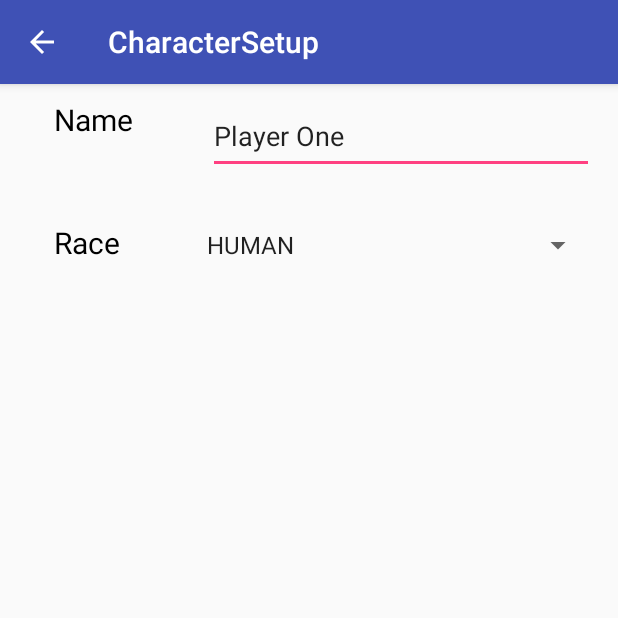
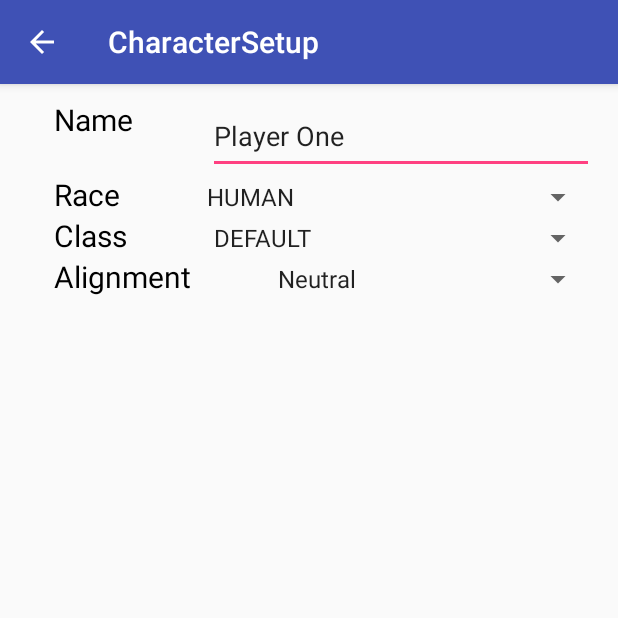
Before and after one commit to mueller04/DroidEverCraft, an Android app: the screen it shows after launch (CharacterSetup), after a tap on "PLAYER 1 ADVANCED SETUP", on a phone screen of 412 x 824 dp, the top half of it. Run offline under Robolectric (Android 15) with nearby library versions, the phone set to English and light mode, and no system bars.

Commit message:
alignment in setup done

```diff
--- a/app/src/main/java/com/example/mike/droidevercraft/CharacterSetup.java
+++ b/app/src/main/java/com/example/mike/droidevercraft/CharacterSetup.java
@@ -25,10 +25,10 @@ public class CharacterSetup extends AppCompatActivity {
     EverCraftCharacter everChar;
     private EditText characterName;
     private int raceEnumIndex;
+    private int classEnumIndex;
+    private int alignmentEnumIndex;
 
-    private Spinner raceSpinner;
 
-    private ArrayList<EverEnum.RaceEnum> raceSpinnerOptions;
 
 
     @Override
@@ -47,13 +47,14 @@ public class CharacterSetup extends AppCompatActivity {
         characterName.setText(everChar.getName());
 
 
-
         createRaceSpinner();
+        createClassSpinner();
+        createAlignmentSpinner();
     }
 
 
     private void createRaceSpinner(){
-        raceSpinnerOptions = new ArrayList<>();
+        ArrayList<EverEnum.RaceEnum> raceSpinnerOptions = new ArrayList<>();
         int index = 0;
         for (EverEnum.RaceEnum e : EverEnum.RaceEnum.values()){
             raceSpinnerOptions.add(e);
@@ -63,7 +64,7 @@ public class CharacterSetup extends AppCompatActivity {
             index++;
         }
 
-        raceSpinner = (Spinner)findViewById(R.id.race_spinner);
+        Spinner raceSpinner = (Spinner)findViewById(R.id.race_spinner);
         ArrayAdapter<EverEnum.RaceEnum>adapter = new ArrayAdapter<EverEnum.RaceEnum>(CharacterSetup.this,
                 android.R.layout.simple_spinner_item, raceSpinnerOptions);
 
@@ -73,20 +74,79 @@ public class CharacterSetup extends AppCompatActivity {
             @Override
             public void onItemSelected(AdapterView<?> parent, View view,
                                        int position, long id) {
-                EverEnum.RaceEnum currentRaceSelection = (EverEnum.RaceEnum)parent.getItemAtPosition(position);
+                EverEnum.RaceEnum currentRaceSelection = (EverEnum.RaceEnum) parent.getItemAtPosition(position);
                 everChar.setRace(currentRaceSelection);
             }
 
             @Override
             public void onNothingSelected(AdapterView<?> parent) {
-                //we aren't even hitting this method, how is this called?  I want it to show the current rance when player hits screen
-
-
             }
         });
+        raceSpinner.setSelection(raceEnumIndex);
+    }
 
-        raceSpinner.setSelection(raceEnumIndex);
-        Log.d("raceEnumIndex", String.valueOf(raceEnumIndex));
+    private void createClassSpinner(){
+        ArrayList<EverEnum.CharacterClassEnum> classSpinnerOptions = new ArrayList<>();
+        int index = 0;
+        for (EverEnum.CharacterClassEnum e : EverEnum.CharacterClassEnum.values()){
+            classSpinnerOptions.add(e);
+            if (e == everChar.getCharacterClass()){
+                classEnumIndex = index;
+            }
+            index++;
+        }
+
+        Spinner classSpinner = (Spinner)findViewById(R.id.class_spinner);
+        ArrayAdapter<EverEnum.CharacterClassEnum>adapter = new ArrayAdapter<EverEnum.CharacterClassEnum>(CharacterSetup.this,
+                android.R.layout.simple_spinner_item, classSpinnerOptions);
+
+        adapter.setDropDownViewResource(android.R.layout.simple_spinner_dropdown_item);
+        classSpinner.setAdapter(adapter);
+        classSpinner.setOnItemSelectedListener(new AdapterView.OnItemSelectedListener() {
+            @Override
+            public void onItemSelected(AdapterView<?> parent, View view,
+                                       int position, long id) {
+                EverEnum.CharacterClassEnum currentClassSelection = (EverEnum.CharacterClassEnum) parent.getItemAtPosition(position);
+                everChar.setCharacterClass(currentClassSelection);
+            }
+
+            @Override
+            public void onNothingSelected(AdapterView<?> parent) {
+            }
+        });
+        classSpinner.setSelection(classEnumIndex);
+    }
+
+    private void createAlignmentSpinner(){
+        ArrayList<EverEnum.Alignment> alignmentSpinnerOptions = new ArrayList<>();
+        int index = 0;
+        for (EverEnum.Alignment e : EverEnum.Alignment.values()){
+            alignmentSpinnerOptions.add(e);
+            if (e == everChar.getAlignment()){
+                alignmentEnumIndex = index;
+            }
+            index++;
+        }
+
+        Spinner classSpinner = (Spinner)findViewById(R.id.alignment_spinner);
+        ArrayAdapter<EverEnum.Alignment>adapter = new ArrayAdapter<EverEnum.Alignment>(CharacterSetup.this,
+                android.R.layout.simple_spinner_item, alignmentSpinnerOptions);
+
+        adapter.setDropDownViewResource(android.R.layout.simple_spinner_dropdown_item);
+        classSpinner.setAdapter(adapter);
+        classSpinner.setOnItemSelectedListener(new AdapterView.OnItemSelectedListener() {
+            @Override
+            public void onItemSelected(AdapterView<?> parent, View view,
+                                       int position, long id) {
+                EverEnum.Alignment currentAlignmentSelection = (EverEnum.Alignment) parent.getItemAtPosition(position);
+                everChar.setAlignment(currentAlignmentSelection);
+            }
+
+            @Override
+            public void onNothingSelected(AdapterView<?> parent) {
+            }
+        });
+        classSpinner.setSelection(alignmentEnumIndex);
     }
 
     //TODO I'm guessing this is for the navigation bar back button..doesn't fire or do anything
--- a/app/src/main/res/layout/activity_character_setup.xml
+++ b/app/src/main/res/layout/activity_character_setup.xml
@@ -34,7 +34,6 @@
             android:layout_width="match_parent"
             android:layout_height="match_parent"
             android:orientation="horizontal"
-            android:paddingBottom="@dimen/activity_vertical_margin"
             android:paddingLeft="@dimen/activity_horizontal_margin"
             android:paddingRight="@dimen/activity_horizontal_margin"
             android:paddingTop="@dimen/activity_vertical_margin"
@@ -65,14 +64,12 @@
             android:layout_width="match_parent"
             android:layout_height="match_parent"
             android:orientation="horizontal"
-            android:paddingBottom="@dimen/activity_vertical_margin"
             android:paddingLeft="@dimen/activity_horizontal_margin"
             android:paddingRight="@dimen/activity_horizontal_margin"
-            android:paddingTop="@dimen/activity_vertical_margin"
             tools:context="com.example.mike.droidevercraft.MainActivity">
 
             <TextView
-                android:id="@+id/character1"
+                android:id="@+id/race_textview"
                 android:layout_marginRight="50dp"
                 android:layout_marginLeft="20dp"
                 android:layout_width="wrap_content"
@@ -88,6 +85,58 @@
 
         </LinearLayout>
 
+        <LinearLayout xmlns:android="http://schemas.android.com/apk/res/android"
+            xmlns:tools="http://schemas.android.com/tools"
+            android:layout_width="match_parent"
+            android:layout_height="match_parent"
+            android:orientation="horizontal"
+            android:paddingLeft="@dimen/activity_horizontal_margin"
+            android:paddingRight="@dimen/activity_horizontal_margin"
+            tools:context="com.example.mike.droidevercraft.MainActivity">
+
+            <TextView
+                android:id="@+id/class_textview"
+                android:layout_marginRight="50dp"
+                android:layout_marginLeft="20dp"
+                android:layout_width="wrap_content"
+                android:layout_height="wrap_content"
+                android:textColor="#000000"
+                android:textSize="20dp"
+                android:text="Class" />
+
+            <Spinner
+                android:id="@+id/class_spinner"
+                android:layout_width="fill_parent"
+                android:layout_height="wrap_content" />
+
+        </LinearLayout>
+
+        <LinearLayout xmlns:android="http://schemas.android.com/apk/res/android"
+            xmlns:tools="http://schemas.android.com/tools"
+            android:layout_width="match_parent"
+            android:layout_height="match_parent"
+            android:orientation="horizontal"
+            android:paddingLeft="@dimen/activity_horizontal_margin"
+            android:paddingRight="@dimen/activity_horizontal_margin"
+            tools:context="com.example.mike.droidevercraft.MainActivity">
+
+            <TextView
+                android:id="@+id/alignment_textview"
+                android:layout_marginRight="50dp"
+                android:layout_marginLeft="20dp"
+                android:layout_width="wrap_content"
+                android:layout_height="wrap_content"
+                android:textColor="#000000"
+                android:textSize="20dp"
+                android:text="Alignment" />
+
+            <Spinner
+                android:id="@+id/alignment_spinner"
+                android:layout_width="fill_parent"
+                android:layout_height="wrap_content" />
+
+        </LinearLayout>
+
 
     </LinearLayout>
 
```
